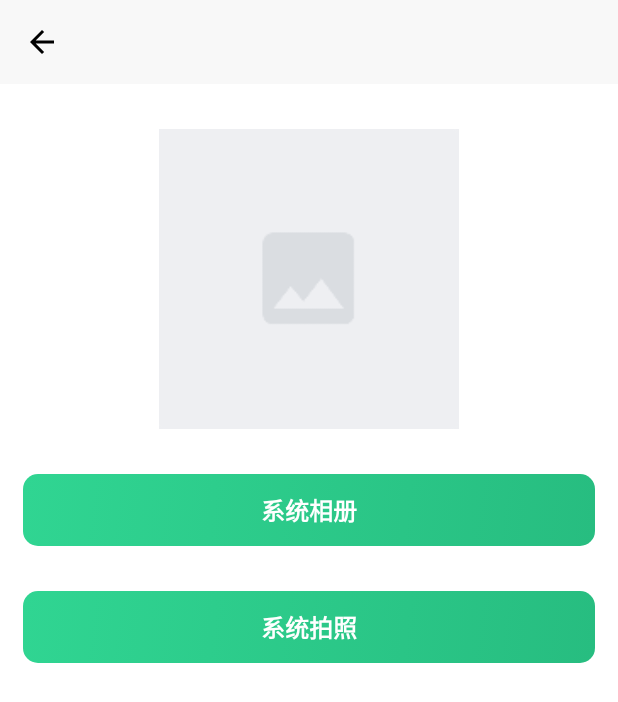
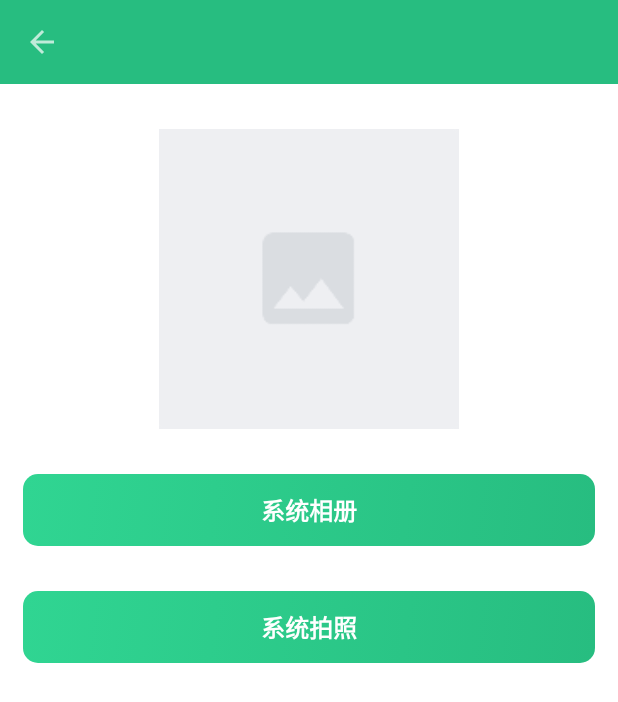
Before and after one commit to sweet2o09/MyScFrame, an Android app: the layout activity_system_gallery.xml on its own in the app's theme, with its tools: preview values and no code run, on a phone screen of 412 x 824 dp. Shown: the top 702 px of the screen. Run offline under Robolectric (Android 15) with nearby library versions, the phone set to English and light mode, and no system bars.

Commit message:
<ScFrame> <caihan-93234929@qq.com>  全面屏适配 [issue] [rootcause]   全面屏适配 [solution]    全面屏适配

```diff
--- a/ScFrame/src/main/res/values/styles.xml
+++ b/ScFrame/src/main/res/values/styles.xml
@@ -30,7 +30,6 @@
     <style name="AppTheme.ImageTranslucentTheme" parent="AppTheme.SplashTheme"/>
 
     <style name="AppTheme.ColorTranslucentTheme" parent="AppTheme.SplashTheme"/>
-
 
 
     <style name="loading_dialog" parent="android:Theme.Dialog">
@@ -72,4 +71,18 @@
         <item name="android:background">@color/line_10dp_color</item>
     </style>
 
+
+    <style name="base_toolbar">
+        <item name="android:layout_width">match_parent</item>
+        <item name="android:layout_height">wrap_content</item>
+        <item name="android:minHeight">?attr/actionBarSize</item>
+        <item name="android:background">@color/scframe_toolbar_bg_color</item>
+        <item name="android:orientation">vertical</item>
+    </style>
+
+    <!--Light系列的主题,字体是黑色的,menu菜单背景是白色-->
+    <style name="base_toolbar_theme_Light" parent="@style/ThemeOverlay.AppCompat.Light"/>
+
+    <!--Dark系列的主题,字体是白色的,menu菜单背景是黑色-->
+    <style name="base_toolbar_theme_Dark" parent="@style/ThemeOverlay.AppCompat.Dark"/>
 </resources>
--- a/app/src/main/res/layout/activity_system_gallery.xml
+++ b/app/src/main/res/layout/activity_system_gallery.xml
@@ -8,14 +8,14 @@
 
     <include
         android:id="@+id/toolbar"
-        layout="@layout/scframe_base_toolbar_layout"/>
+        layout="@layout/app_base_toolbar_layout"/>
 
     <ImageView
         android:id="@+id/system_gallery_show_iv"
         android:layout_width="200dp"
+        android:layout_height="200dp"
         android:layout_below="@+id/toolbar"
         android:layout_centerHorizontal="true"
-        android:layout_height="200dp"
         android:layout_margin="30dp"
         android:src="@drawable/image_nine_photo_def"/>
 
@@ -24,9 +24,9 @@
         style="@style/BtnStyle.BgGreen_TextWhite_Radius10"
         android:layout_width="match_parent"
         android:layout_height="wrap_content"
+        android:layout_below="@+id/system_gallery_show_iv"
         android:layout_marginLeft="15dp"
         android:layout_marginRight="15dp"
-        android:layout_below="@+id/system_gallery_show_iv"
         android:text="系统相册"/>
 
     <Button
@@ -34,10 +34,10 @@
         style="@style/BtnStyle.BgGreen_TextWhite_Radius10"
         android:layout_width="match_parent"
         android:layout_height="wrap_content"
+        android:layout_below="@+id/system_gallery_choose_btn"
         android:layout_marginLeft="15dp"
         android:layout_marginRight="15dp"
         android:layout_marginTop="30dp"
-        android:layout_below="@+id/system_gallery_choose_btn"
         android:text="系统拍照"/>
 
 </RelativeLayout>
--- a/app/src/main/res/layout/activity_zxing_qrcode.xml
+++ b/app/src/main/res/layout/activity_zxing_qrcode.xml
@@ -81,7 +81,7 @@
                 android:layout_height="match_parent"
                 android:gravity="center"
                 android:text="右边文字"
-                android:textColor="@color/white"
+                android:textColor="@color/scframe_toolbar_text_color"
                 android:textSize="@dimen/scframe_toolbar_right_text_size"
                 android:visibility="visible"
                 tools:visibility="visible"/>
--- a/app/src/main/java/app/caihan/myscframe/ui/leakcanary/LeakCanaryFragment.java
+++ b/app/src/main/res/layout/app_base_toolbar_layout.xml
@@ -1,83 +1,52 @@
-package app.caihan.myscframe.ui.leakcanary;
+<?xml version="1.0" encoding="utf-8"?>
+<android.support.v7.widget.Toolbar
+    xmlns:android="http://schemas.android.com/apk/res/android"
+    xmlns:app="http://schemas.android.com/apk/res-auto"
+    xmlns:tools="http://schemas.android.com/tools"
+    android:id="@+id/toolbar"
+    style="@style/base_toolbar"
+    android:background="@color/colorMain"
+    app:navigationIcon="?attr/homeAsUpIndicator"
+    app:theme="@style/base_toolbar_theme_Dark">
 
-import android.annotation.SuppressLint;
-import android.os.SystemClock;
-import android.support.v7.widget.Toolbar;
-import android.view.View;
-import android.widget.Button;
-import android.widget.TextView;
+    <TextView
+        android:id="@+id/toolbar_title"
+        android:layout_width="wrap_content"
+        android:layout_height="wrap_content"
+        android:layout_gravity="center"
+        android:singleLine="true"
+        android:text=""
+        android:textColor="@color/white"
+        android:textSize="@dimen/scframe_toolbar_text_size"
+        tools:text="又一城"
+        tools:visibility="visible"/>
 
-import app.caihan.myscframe.R;
-import app.caihan.myscframe.base.BaseScFragment;
-import butterknife.BindView;
-import butterknife.OnClick;
+    <LinearLayout
+        android:id="@+id/toolbar_right_layout"
+        android:layout_width="wrap_content"
+        android:layout_height="match_parent"
+        android:layout_gravity="right|center_vertical"
+        android:gravity="center"
+        android:orientation="horizontal"
+        android:paddingRight="16dp">
 
-/**
- * @author caihan
- * @date 2019/3/10
- * @e-mail 93234929@qq.com
- * 维护者
- */
-public class LeakCanaryFragment extends BaseScFragment {
+        <ImageView
+            android:id="@+id/toolbar_right_iv"
+            android:layout_width="wrap_content"
+            android:layout_height="match_parent"
+            android:scaleType="center"
+            android:visibility="gone"
+            tools:visibility="visible"/>
 
-
-    @BindView(R.id.toolbar_title)
-    TextView mToolbarTitle;
-    @BindView(R.id.toolbar)
-    Toolbar mToolbar;
-    @BindView(R.id.async_work_btn)
-    Button mAsyncWorkBtn;
-
-    private HttpRequestHelper httpRequestHelper;
-
-
-    public static LeakCanaryFragment newInstance() {
-        LeakCanaryFragment fragment = new LeakCanaryFragment();
-        return fragment;
-    }
-
-    @Override
-    public void setImmersion() {
-        getImmersion().setImmersionDarkFont(mToolbar, true);
-    }
-
-    @Override
-    protected void onViewCreated() {
-        setImmersion();
-        mToolbarTitle.setText("内存泄漏");
-        mToolbar.setNavigationOnClickListener(new View.OnClickListener() {
-            @Override
-            public void onClick(View v) {
-                finish();
-            }
-        });
-        httpRequestHelper = new HttpRequestHelper(mAsyncWorkBtn);
-    }
-
-    @Override
-    protected int setLayoutResId() {
-        return R.layout.fragment_leak_canary;
-    }
-
-    @Override
-    protected void lazyLoadData() {
-
-    }
-
-    @OnClick(R.id.async_work_btn)
-    public void onViewClicked() {
-        startAsyncWork();
-        finish();
-    }
-
-    @SuppressLint("StaticFieldLeak")
-    void startAsyncWork() {
-        Runnable work = new Runnable() {
-            @Override
-            public void run() {
-                SystemClock.sleep(10000);
-            }
-        };
-        new Thread(work).start();
-    }
-}
+        <TextView
+            android:id="@+id/toolbar_right_tv"
+            android:layout_width="wrap_content"
+            android:layout_height="match_parent"
+            android:gravity="center"
+            android:textColor="@color/white"
+            android:textSize="@dimen/scframe_toolbar_right_text_size"
+            android:visibility="gone"
+            tools:text="右边文字"
+            tools:visibility="visible"/>
+    </LinearLayout>
+</android.support.v7.widget.Toolbar>
```
Also changed, not shown: app/src/main/AndroidManifest.xml (+7 -8 lines), 1 other file.
